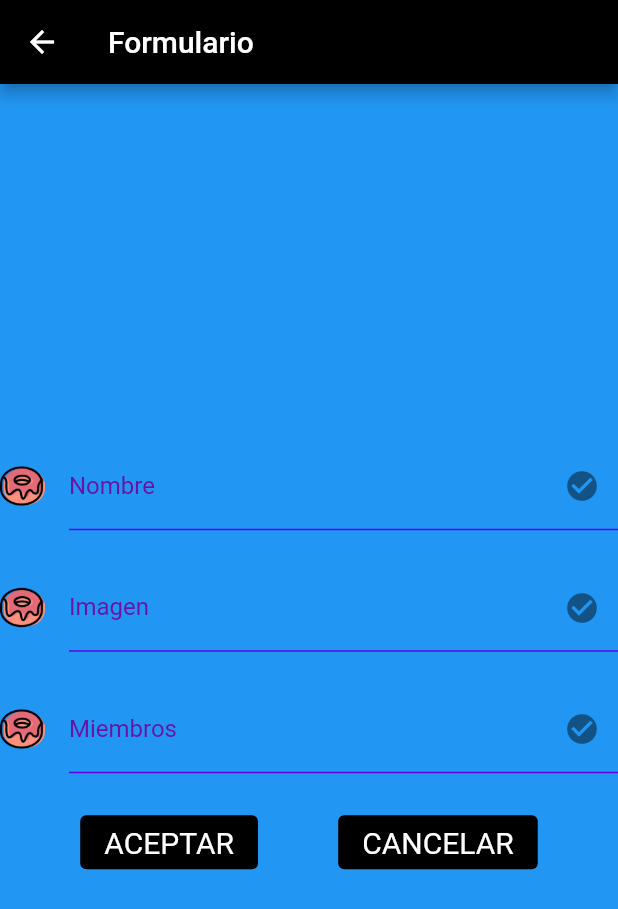
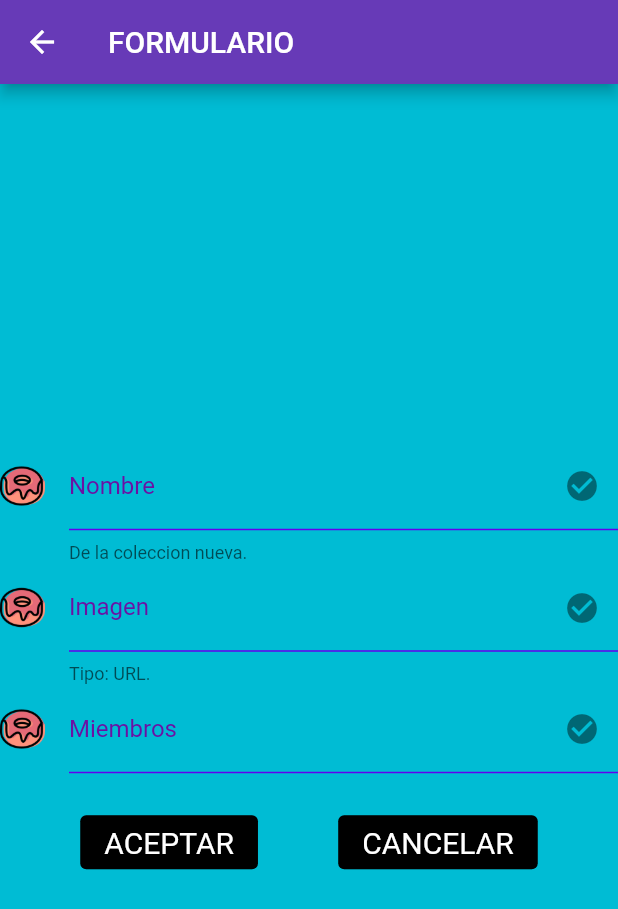
Before and after one commit to JessyLP/ExDIN, a Flutter app: the Formulario screen opened directly, on a phone screen of 412 x 824 dp. Shown: the top 909 px of the screen. Run offline on Flutter 3.47's test engine with Material 2 defaults, Android fonts, the phone set to English and light mode, and no system bars; our stand-ins replace cloud_firestore, firebase_auth, firebase_core; accounts and stored records are empty.

Commit message:
Cambio de color en clases

```diff
--- a/lib/Customs/RFButton.dart
+++ b/lib/Customs/RFButton.dart
@@ -4,8 +4,10 @@ import 'package:flutter/material.dart';
 
 class RFButton extends StatelessWidget {
 
+  final Icon icono;
 
-  RFButton({Key? key,}) : super(key:key);
+
+  RFButton({Key? key, required this.icono,}) : super(key:key);
 
 
   final TextEditingController myController = TextEditingController();
--- a/lib/Views/Formulario.dart
+++ b/lib/Views/Formulario.dart
@@ -9,8 +9,8 @@ import '../Firebase/Objects/Room.dart';
 class Formulario extends StatelessWidget {
   Formulario({Key? key}) : super(key: key);
 
-  EKInputText Nombre = EKInputText( titulo: "Nombre",);
-  EKInputText Imagen = EKInputText(titulo: "Imagen",);
+  EKInputText Nombre = EKInputText( titulo: "Nombre",ayuda: "De la coleccion nueva.",);
+  EKInputText Imagen = EKInputText(titulo: "Imagen",ayuda: "Tipo: URL.",);
   EKInputText Miembros = EKInputText(titulo: "Miembros",);
   FirebaseFirestore db=FirebaseFirestore.instance;
 
@@ -32,8 +32,8 @@ class Formulario extends StatelessWidget {
   Widget build(BuildContext context) {
     return Scaffold(
       appBar: AppBar(
-        title: const Text('Formulario'),
-        backgroundColor: Colors.black,
+        title: const Text('FORMULARIO'),
+        backgroundColor: Colors.deepPurple,
       ),
       body: Center(
         child: Column(
@@ -65,7 +65,7 @@ class Formulario extends StatelessWidget {
 
         ),
       ),
-      backgroundColor: Colors.blue,
+      backgroundColor: Colors.cyan,
     );
   }
 }
--- a/lib/Views/Grid/GridItem.dart
+++ b/lib/Views/Grid/GridItem.dart
@@ -18,7 +18,7 @@ class GridItem extends StatelessWidget{
         onShortClick(index);
       },
       child: Card(
-        color: Colors.cyan,
+        color: Colors.purple[700],
         child:Column(
           mainAxisAlignment: MainAxisAlignment.center,
           children: [
--- a/lib/Views/LoginView.dart
+++ b/lib/Views/LoginView.dart
@@ -25,7 +25,6 @@ class LoginView extends StatelessWidget{
     return MaterialApp(
         home: Container(
           child: Scaffold(
-
             appBar: AppBar(
               title: const Text(' LOGIN  '),
               titleTextStyle: TextStyle(fontWeight: FontWeight.bold ),
```
Also changed, not shown: lib/Views/HomeView.dart (+4 -3 lines), lib/Views/ItemGrid.dart (+5 -3 lines).
